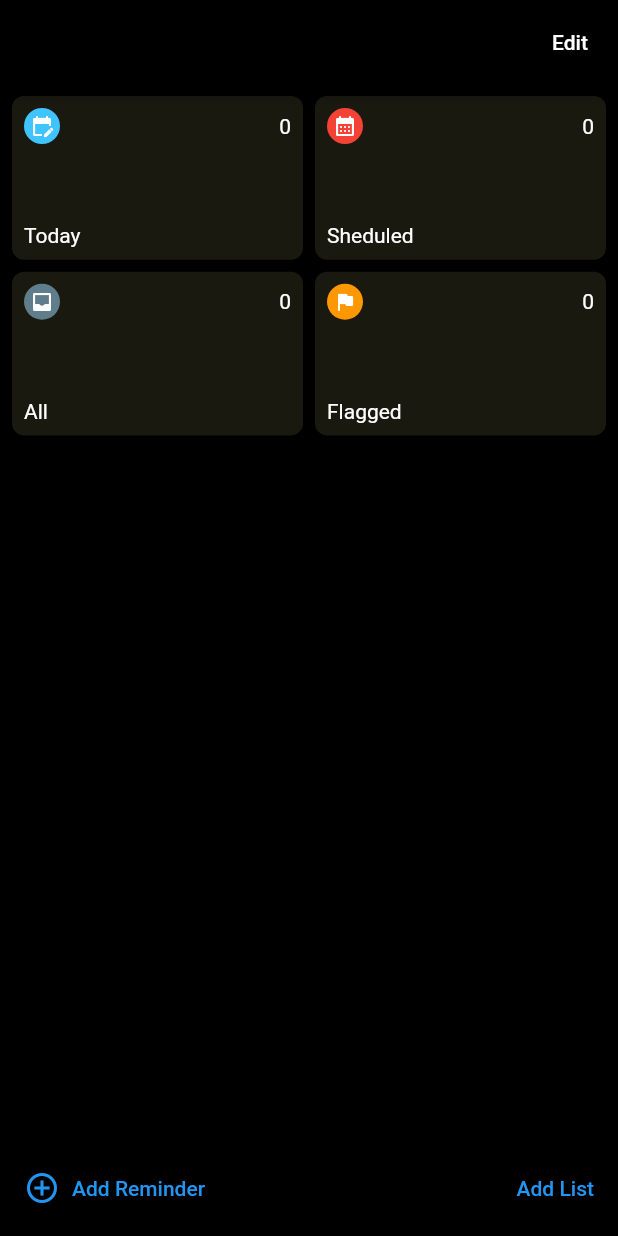
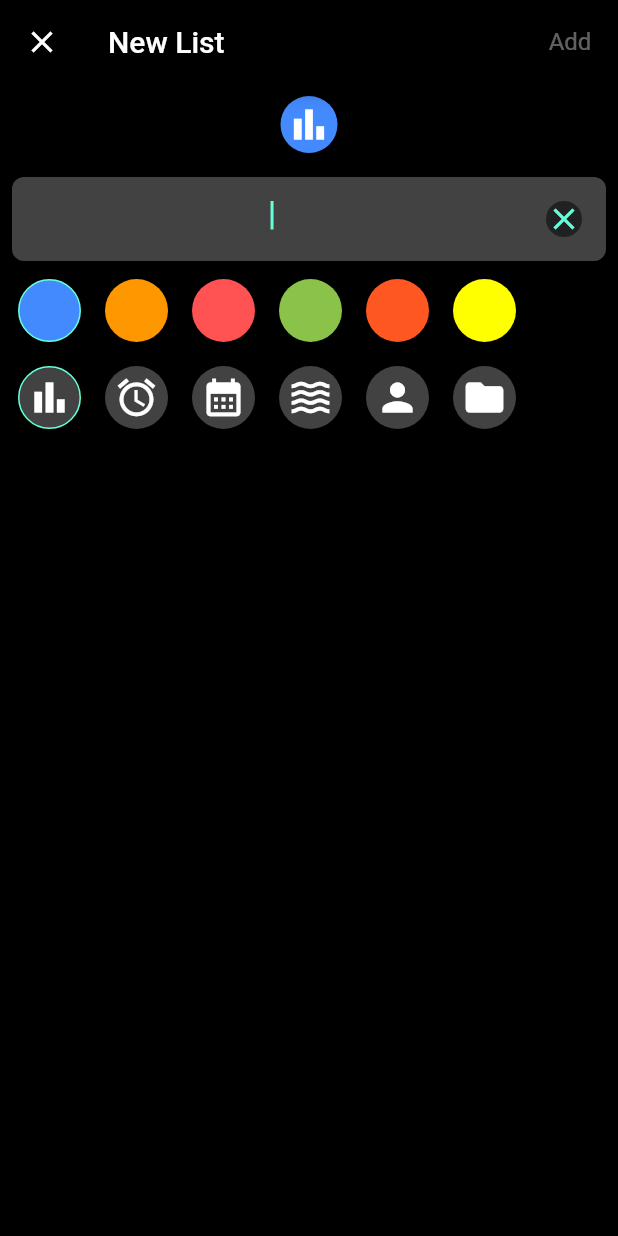
Before and after one commit to Moonbladez/flutter_reminder, a Flutter app: the screen it shows after launch, after a tap on "Add List", on a phone screen of 412 x 824 dp. Run offline on Flutter 3.47's test engine with Material 2 defaults, Android fonts, the phone set to English and light mode, and no system bars.

Commit message:
add list page added

```diff
--- /dev/null
+++ b/lib/models/common/custom_color.dart
@@ -0,0 +1,13 @@
+import 'dart:ui';
+
+class CustomColor {
+  String id;
+  Color color;
+  bool isSelected;
+
+  CustomColor({
+    required this.id,
+    required this.color,
+    this.isSelected = false,
+  });
+}
--- /dev/null
+++ b/lib/models/common/custom_color_collection.dart
@@ -0,0 +1,19 @@
+import 'dart:collection';
+
+import 'package:flutter/material.dart';
+import 'package:reminders/models/common/custom_color.dart';
+
+class CustomColorCollection {
+  final List<CustomColor> _colors = [
+    CustomColor(id: "blue_accent", color: Colors.blueAccent),
+    CustomColor(id: "orange", color: Colors.orange),
+    CustomColor(id: "red_accent", color: Colors.redAccent),
+    CustomColor(id: "light_green", color: Colors.lightGreen),
+    CustomColor(id: "deep_orange", color: Colors.deepOrange),
+    CustomColor(id: "yellow_accent", color: Colors.yellowAccent),
+  ];
+
+  UnmodifiableListView<CustomColor> get colors => UnmodifiableListView(_colors);
+  CustomColor findById(String id) =>
+      _colors.firstWhere((color) => color.id == id);
+}
--- /dev/null
+++ b/lib/models/common/custom_icon.dart
@@ -0,0 +1,11 @@
+import 'package:flutter/material.dart';
+
+class CustomIcon {
+  String id;
+  Icon icon;
+
+  CustomIcon({
+    required this.id,
+    required this.icon,
+  });
+}
--- /dev/null
+++ b/lib/models/common/custom_icon_collection.dart
@@ -0,0 +1,54 @@
+import 'dart:collection';
+
+import 'package:flutter/material.dart';
+import 'package:reminders/models/common/custom_icon.dart';
+
+class CustomIconCollection {
+  final List<CustomIcon> _icons = [
+    CustomIcon(
+      id: "bar_chart",
+      icon: const Icon(
+        Icons.bar_chart,
+        size: 30,
+      ),
+    ),
+    CustomIcon(
+      id: "alarm",
+      icon: const Icon(
+        Icons.alarm,
+        size: 30,
+      ),
+    ),
+    CustomIcon(
+      id: "calendar_month",
+      icon: const Icon(
+        Icons.calendar_month,
+        size: 30,
+      ),
+    ),
+    CustomIcon(
+      id: "waves",
+      icon: const Icon(
+        Icons.waves,
+        size: 30,
+      ),
+    ),
+    CustomIcon(
+      id: "person",
+      icon: const Icon(
+        Icons.person,
+        size: 30,
+      ),
+    ),
+    CustomIcon(
+      id: "folder",
+      icon: const Icon(
+        Icons.folder,
+        size: 30,
+      ),
+    )
+  ];
+
+  UnmodifiableListView<CustomIcon> get icons => UnmodifiableListView(_icons);
+  CustomIcon findById(String id) => _icons.firstWhere((icon) => icon.id == id);
+}
--- a/lib/routes.dart
+++ b/lib/routes.dart
@@ -1,6 +1,8 @@
 import 'package:flutter/material.dart';
+import 'package:reminders/screens/add_list/add_list_screen.dart';
 import 'package:reminders/screens/home/home_screen.dart';
 
 final appRoutes = {
   "/": (context) => HomeScreen(),
+  "/add_list": (context) => const AddListScreen(),
 };
--- /dev/null
+++ b/lib/screens/add_list/add_list_screen.dart
@@ -0,0 +1,178 @@
+import 'package:flutter/material.dart';
+import 'package:reminders/models/common/custom_color.dart';
+import 'package:reminders/models/common/custom_color_collection.dart';
+import 'package:reminders/models/common/custom_icon.dart';
+import 'package:reminders/models/common/custom_icon_collection.dart';
+
+class AddListScreen extends StatefulWidget {
+  const AddListScreen({super.key});
+
+  @override
+  State<AddListScreen> createState() => _AddListScreenState();
+}
+
+class _AddListScreenState extends State<AddListScreen> {
+  CustomColor _selectedColor = CustomColorCollection().colors.first;
+  CustomIcon _selectedIcon = CustomIconCollection().icons.first;
+
+  final TextEditingController _textController = TextEditingController();
+  String _listName = "";
+
+  @override
+  void initState() {
+    _textController.addListener(
+      () {
+        setState(
+          () {
+            _listName = _textController.text;
+          },
+        );
+      },
+    );
+    super.initState();
+  }
+
+  @override
+  Widget build(BuildContext context) {
+    return Scaffold(
+      appBar: AppBar(
+        actions: [
+          TextButton(
+            onPressed: _listName.isEmpty
+                ? null
+                : () {
+                    if (_textController.text.isNotEmpty) {
+                      print("add to db");
+                    } else {
+                      print("throw error");
+                    }
+                  },
+            child: const Text(
+              "Add",
+            ),
+          )
+        ],
+        title: const Text(
+          "New List",
+        ),
+      ),
+      body: SingleChildScrollView(
+        padding: const EdgeInsets.all(8),
+        child: (Column(
+          crossAxisAlignment: CrossAxisAlignment.stretch,
+          children: [
+            Container(
+              decoration: BoxDecoration(
+                  color: _selectedColor.color, shape: BoxShape.circle),
+              padding: const EdgeInsets.all(4),
+              child: _selectedIcon.icon,
+            ),
+            const SizedBox(height: 16),
+            Container(
+              decoration: BoxDecoration(
+                  borderRadius: BorderRadius.circular(8),
+                  color: Theme.of(context).cardColor),
+              padding: const EdgeInsets.all(4),
+              child: TextField(
+                controller: _textController,
+                cursorColor: Theme.of(context).colorScheme.secondary,
+                autofocus: true,
+                style: TextStyle(
+                    color: Theme.of(context).textTheme.titleLarge!.color),
+                decoration: InputDecoration(
+                  border: InputBorder.none,
+                  suffixIcon: IconButton(
+                    splashRadius: 16,
+                    onPressed: () {
+                      _textController.clear();
+                    },
+                    icon: Container(
+                      decoration: BoxDecoration(
+                          color: Theme.of(context).primaryColor,
+                          shape: BoxShape.circle),
+                      child: Icon(Icons.clear,
+                          color: Theme.of(context).colorScheme.secondary),
+                    ),
+                  ),
+                ),
+                textAlign: TextAlign.center,
+              ),
+            ),
+            const SizedBox(
+              height: 8,
+            ),
+            Wrap(
+              runSpacing: 8,
+              spacing: 8,
+              children: [
+                for (final customColor in CustomColorCollection().colors)
+                  GestureDetector(
+                    onTap: () {
+                      setState(
+                        () {
+                          _selectedColor = customColor;
+                        },
+                      );
+                    },
+                    child: Container(
+                      height: 50,
+                      padding: const EdgeInsets.all(4.0),
+                      width: 50,
+                      child: Container(
+                        height: 50,
+                        decoration: BoxDecoration(
+                            border: customColor.id == _selectedColor.id
+                                ? Border.all(
+                                    color:
+                                        Theme.of(context).colorScheme.secondary,
+                                    width: 1)
+                                : null,
+                            color: customColor.color,
+                            shape: BoxShape.circle),
+                        padding: const EdgeInsets.all(4),
+                      ),
+                    ),
+                  )
+              ],
+            ),
+            const SizedBox(height: 8),
+            Wrap(
+              runSpacing: 8,
+              spacing: 8,
+              children: [
+                for (final customIcon in CustomIconCollection().icons)
+                  GestureDetector(
+                    onTap: () {
+                      setState(
+                        () {
+                          _selectedIcon = customIcon;
+                        },
+                      );
+                    },
+                    child: Container(
+                      height: 50,
+                      width: 50,
+                      padding: const EdgeInsets.all(4.0),
+                      child: Container(
+                        decoration: BoxDecoration(
+                            border: _selectedIcon.id == customIcon.id
+                                ? Border.all(
+                                    color:
+                                        Theme.of(context).colorScheme.secondary,
+                                    width: 1)
+                                : null,
+                            color: Theme.of(context).cardColor,
+                            shape: BoxShape.circle),
+                        padding: const EdgeInsets.all(4),
+                        child: customIcon.icon,
+                      ),
+                    ),
+                  )
+              ],
+            )
+          ],
+        )),
+      ),
+    );
+  }
+}
--- a/lib/screens/home/home_screen.dart
+++ b/lib/screens/home/home_screen.dart
@@ -1,7 +1,7 @@
 import 'package:flutter/material.dart';
-import 'package:reminders/screens/home/category_grid.dart';
-import 'package:reminders/screens/home/category_list.dart';
-import 'package:reminders/screens/home/footer.dart';
+import 'package:reminders/screens/home/widgets/category_grid.dart';
+import 'package:reminders/screens/home/widgets/category_list.dart';
+import 'package:reminders/screens/home/widgets/footer.dart';
 
 import '../../models/category_collection.dart';
 
@@ -35,7 +35,6 @@ class _HomeScreenState extends State<HomeScreen> {
           },
           child: Text(
             layoutType == Layout.grid ? 'Edit' : 'Done',
-            style: const TextStyle(color: Colors.white),
           ),
         )
       ]),
--- a/lib/screens/home/category_grid.dart
+++ b/lib/screens/home/widgets/category_grid.dart
@@ -35,7 +35,8 @@ class CategoryGrid extends StatelessWidget {
                       mainAxisAlignment: MainAxisAlignment.spaceBetween,
                       children: [category.icon, const Text("0")],
                     ),
-                    Text(category.name),
+                    Text(category.name,
+                        style: Theme.of(context).textTheme.headline6),
                   ],
                 ),
               ),
--- a/lib/screens/home/footer.dart
+++ b/lib/screens/home/widgets/footer.dart
@@ -1,4 +1,5 @@
 import 'package:flutter/material.dart';
+import 'package:reminders/screens/add_list/add_list_screen.dart';
 
 class Footer extends StatelessWidget {
   const Footer({
@@ -18,7 +19,14 @@ class Footer extends StatelessWidget {
             label: const Text('Add Reminder'),
           ),
           TextButton(
-            onPressed: () {},
+            onPressed: () {
+              Navigator.push(
+                context,
+                MaterialPageRoute(
+                    builder: (context) => const AddListScreen(),
+                    fullscreenDialog: true),
+              );
+            },
             child: const Text('Add List'),
           )
         ],
--- a/lib/shared/category_icon.dart
+++ b/lib/shared/category_icon.dart
@@ -14,7 +14,6 @@ class CategoryIcon extends StatelessWidget {
       child: Icon(
         iconData,
         size: 16,
-        color: Colors.white,
       ),
     );
   }
--- a/lib/theme.dart
+++ b/lib/theme.dart
@@ -3,5 +3,12 @@ import 'package:flutter/material.dart';
 final ThemeData appTheme = ThemeData(
   appBarTheme: const AppBarTheme(color: Colors.black),
   brightness: Brightness.dark,
+  iconTheme: const IconThemeData(color: Colors.white),
   scaffoldBackgroundColor: Colors.black,
+  textButtonTheme: TextButtonThemeData(
+    style: TextButton.styleFrom(
+      foregroundColor: Colors.blueAccent,
+      textStyle: const TextStyle(fontSize: 16, fontWeight: FontWeight.normal),
+    ),
+  ),
 );
```
Also changed, not shown: lib/screens/home/widgets/category_list.dart (renamed from lib/screens/home/category_list.dart).
